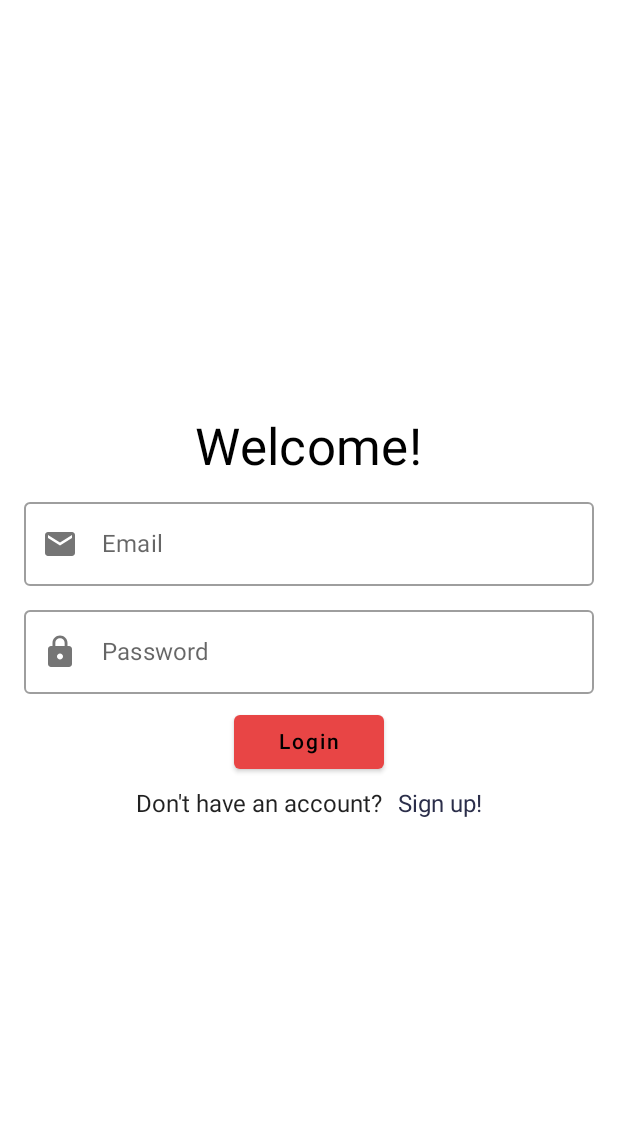
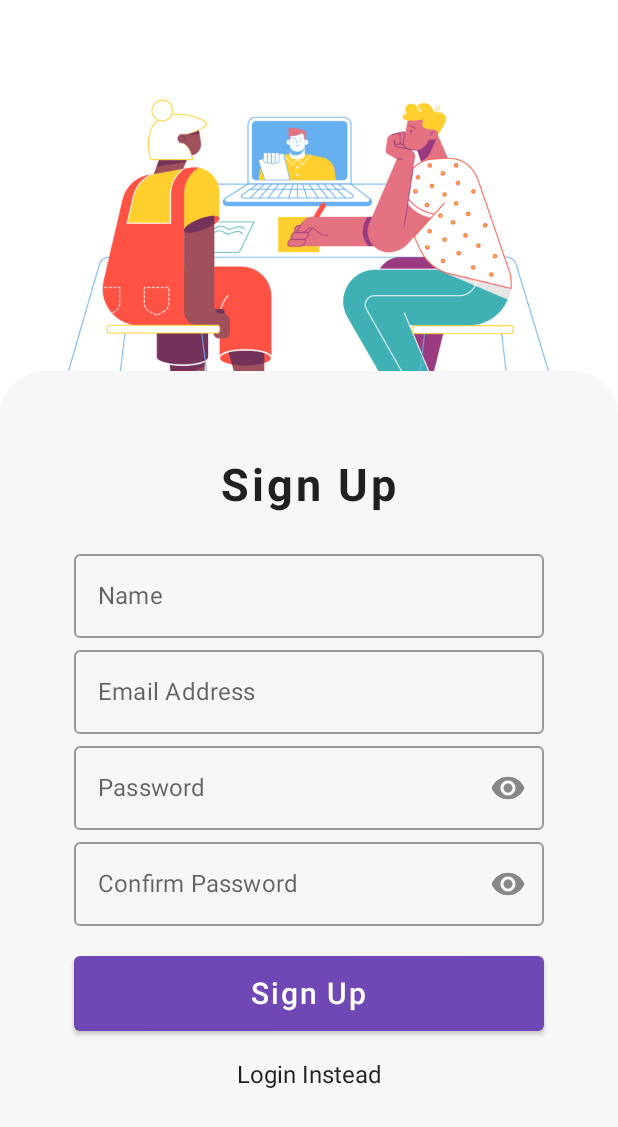
Before and after one commit to MohammedHsin/Supabase_Exploring, an Android app built with Jetpack Compose: the screen it shows after launch (MainActivity), on a phone screen of 412 x 824 dp. Shown: the top 1127 px of the screen. Run offline under Robolectric (Android 15) with nearby library versions, the phone set to English and light mode, and no system bars; our stand-ins replace Dagger/Hilt's generated code; libraries missing offline, so code that uses them is left out: io.github.jan.supabase.

Commit message:
updated the sign up screen

```diff
--- a/app/src/main/java/com/example/supabaseexploring/presentation/login/LoginState.kt
+++ /dev/null
@@ -1,10 +0,0 @@
-package com.example.supabaseexploring.presentation.login
-
-import kotlinx.coroutines.flow.MutableStateFlow
-
-data class LoginState(
-    val username : String = "",
-    val password : String = "",
-    val email : String = "",
-    val login :Boolean = true
-)
--- a/app/src/main/java/com/example/supabaseexploring/presentation/login/login.kt
+++ /dev/null
@@ -1,173 +0,0 @@
-package com.example.supabaseexploring.presentation.login
-
-import android.util.Log
-import androidx.compose.animation.AnimatedVisibility
-import androidx.compose.foundation.clickable
-import androidx.compose.foundation.layout.*
-import androidx.compose.foundation.text.KeyboardOptions
-import androidx.compose.material.*
-import androidx.compose.material.icons.Icons
-import androidx.compose.material.icons.filled.Email
-import androidx.compose.material.icons.filled.Home
-import androidx.compose.material.icons.filled.Lock
-import androidx.compose.material.icons.filled.Person
-import androidx.compose.runtime.*
-import androidx.compose.ui.Alignment
-import androidx.compose.ui.Modifier
-import androidx.compose.ui.text.TextStyle
-import androidx.compose.ui.text.font.FontWeight
-import androidx.compose.ui.text.input.KeyboardType
-import androidx.compose.ui.text.input.PasswordVisualTransformation
-import androidx.compose.ui.tooling.preview.Preview
-import androidx.compose.ui.unit.dp
-import androidx.compose.ui.unit.sp
-import androidx.hilt.navigation.compose.hiltViewModel
-import com.example.supabaseexploring.ui.theme.SupabaseExploringTheme
-import kotlinx.coroutines.flow.MutableStateFlow
-
-@Composable
-fun Login(viewModel: LoginViewModel = hiltViewModel()) {
-
-
-    val loginUIState by viewModel.LoginUIState.collectAsState()
-    val loginState by viewModel.loginState.collectAsState()
-
-
-
-
-    LaunchedEffect(key1 = loginUIState) {
-        when (loginUIState) {
-
-            is UIState.Idle ->{
-                Log.d("hello", "nothing ..")
-            }
-
-            is UIState.Success -> {
-                Log.d("hello", "you sign up !")
-            }
-            is UIState.Loading ->{
-                Log.d("hello", "Loading ...")
-            }
-            is UIState.Error ->{
-                Log.d("hello", (loginUIState as UIState.Error).message.toString())
-            }
-        }
-    }
-
-    MaterialTheme() {
-
-// Use a scaffold to provide a structure for the screen
-        Scaffold(
-            content = {
-                // Use a box to fill the entire screen
-                Box(
-                    modifier = Modifier
-                        .fillMaxSize()
-                        .padding(it)
-                ) {
-                    // Use a column to arrange the content vertically
-                    Column(
-                        modifier = Modifier
-                            .align(Alignment.Center) // Center the column in the box
-                            .padding(16.dp), // Add some padding around the column
-                        horizontalAlignment = Alignment.CenterHorizontally, // Center the items horizontally
-                        verticalArrangement = Arrangement.spacedBy(8.dp) // Add some vertical spacing between the items
-                    ) {
-                        // Add a welcome text
-                        Text(
-                            text = "Welcome!",
-                            style = MaterialTheme.typography.h4,
-                            color = MaterialTheme.colors.onBackground
-                        )
-                        // Add a text field for the username
-                        OutlinedTextField(
-                            value = loginState.email, // TODO: use a state variable to store and update the value
-                            onValueChange = { viewModel.onEmailChange(it) }, // TODO: use a lambda to update the value
-                            label = { Text(text = "Email") }, // Add a label for the text field
-                            singleLine = true, // Limit the input to one line
-                            modifier = Modifier.fillMaxWidth(), // Make the text field fill the available width
-                            leadingIcon = {
-                                Icon(
-                                    imageVector = Icons.Default.Email,
-                                    contentDescription = ""
-                                )
-                            }
-                        )
-
-
-
-                        AnimatedVisibility(visible = !loginState.login) {
-                            OutlinedTextField(
-                                value = loginState.username, // TODO: use a state variable to store and update the value
-                                onValueChange = { viewModel.onUsernameChange(it) }, // TODO: use a lambda to update the value
-                                label = { Text(text = "Username") }, // Add a label for the text field
-                                singleLine = true, // Limit the input to one line
-                                modifier = Modifier.fillMaxWidth(),
-                                keyboardOptions = KeyboardOptions(keyboardType = KeyboardType.Email),
-                                leadingIcon = {
-                                    Icon(
-                                        imageVector = Icons.Default.Person,
-                                        contentDescription = ""
-                                    )
-                                }
-                            )
-                        }
-
-
-                        // Add a text field for the password
-                        OutlinedTextField(
-                            value = loginState.password, // TODO: use a state variable to store and update the value
-                            onValueChange = { viewModel.onPasswordChange(it) }, // TODO: use a lambda to update the value
-                            label = { Text(text = "Password") }, // Add a label for the text field
-                            singleLine = true, // Limit the input to one line
-                            modifier = Modifier.fillMaxWidth(), // Make the text field fill the available width
-                            visualTransformation = PasswordVisualTransformation(), // Hide the password characters
-                            keyboardOptions = KeyboardOptions(keyboardType = KeyboardType.Password), // Use a password keyboard type
-                            leadingIcon = {
-                                Icon(
-                                    imageVector = Icons.Default.Lock,
-                                    contentDescription = ""
-                                )
-                            }
-                        )
-                        // Add a button for login
-                        Button(
-                            onClick = {
-                                if (loginState.login) {
-                                    viewModel.performLogin(loginState.email, loginState.password)
-                                } else {
-                                    viewModel.performSignUp(
-                                        loginState.email,
-                                        loginState.username,
-                                        loginState.password
-                                    )
-                                }
-                            }, // TODO: use a lambda to handle the login logic
-                            colors = ButtonDefaults.buttonColors(backgroundColor = MaterialTheme.colors.primary), // Use the secondary color for the button background
-                            modifier = Modifier.width(100.dp) // Make the button fill the available width
-                        ) {
-                            Text(
-                                text = if (loginState.login) "Login" else "Sign up",
-                                color = MaterialTheme.colors.onSecondary // Use the onSecondary color for the button text
-                            )
-                        }
-                        Row() {
-                            Text(
-                                modifier = Modifier,
-                                text = if (loginState.login) "Don't have an account?" else "Already have an account?"
-                            )
-                            Spacer(modifier = Modifier.width(10.dp))
-                            Text(
-                                text = if (loginState.login) "Sign up!" else "Log in!",
-                                color = MaterialTheme.colors.secondary,
-                                modifier = Modifier.clickable {
-                                    viewModel.onLoginChange()
-                                })
-                        }
-                    }
-                }
-            }
-        )
-    }
-
-}
--- a/app/src/main/java/com/example/supabaseexploring/presentation/login/Screen.kt
+++ b/app/src/main/java/com/example/supabaseexploring/presentation/signup/Screen.kt
@@ -1,4 +1,4 @@
-package com.example.supabaseexploring.presentation.login
+package com.example.supabaseexploring.presentation.signup
 
 sealed class Screen{
     object Login : Screen()
--- /dev/null
+++ b/app/src/main/java/com/example/supabaseexploring/presentation/signup/SignUpSceen.kt
@@ -0,0 +1,189 @@
+package com.example.supabaseexploring.presentation.newLogin
+
+
+import android.util.Log
+import androidx.compose.foundation.*
+import com.example.supabaseexploring.R
+import androidx.compose.foundation.layout.*
+import androidx.compose.foundation.shape.RoundedCornerShape
+import androidx.compose.material.*
+import androidx.compose.runtime.*
+import androidx.compose.ui.Alignment
+import androidx.compose.ui.Modifier
+import androidx.compose.ui.draw.clip
+import androidx.compose.ui.graphics.Color
+import androidx.compose.ui.res.painterResource
+import androidx.compose.ui.text.TextStyle
+import androidx.compose.ui.text.font.FontWeight
+import androidx.compose.ui.text.input.PasswordVisualTransformation
+import androidx.compose.ui.text.input.VisualTransformation
+import androidx.compose.ui.unit.dp
+import androidx.compose.ui.unit.sp
+import androidx.hilt.navigation.compose.hiltViewModel
+import com.example.supabaseexploring.presentation.signup.SignupViewModel
+import com.example.supabaseexploring.presentation.signup.UIState
+import com.example.supabaseexploring.ui.theme.primaryColor
+import com.example.supabaseexploring.ui.theme.whiteBackground
+
+@Composable
+fun RegisterPage(
+//    navController: NavController
+viewModel: SignupViewModel = hiltViewModel()
+) {
+
+    val loginState by viewModel.loginState.collectAsState()
+    val loginUIState by viewModel.LoginUIState.collectAsState()
+
+    LaunchedEffect(key1 = loginUIState) {
+        when (loginUIState) {
+
+            is UIState.Idle ->{
+                Log.d("hello", "nothing ..")
+            }
+
+            is UIState.Success -> {
+                Log.d("hello", "you sign up !")
+            }
+            is UIState.Loading ->{
+                Log.d("hello", "Loading ...")
+            }
+            is UIState.Error ->{
+                Log.d("hello", (loginUIState as UIState.Error).message.toString())
+            }
+        }
+    }
+
+    val image = painterResource(id = R.drawable.register_page)
+
+    val nameValue = remember { mutableStateOf("") }
+//    val emailValue = remember { mutableStateOf("") }
+    val phoneValue = remember { mutableStateOf("") }
+//    val passwordValue = remember { mutableStateOf("") }
+    val confirmPasswordValue = remember { mutableStateOf("") }
+
+    val passwordVisibility = remember { mutableStateOf(false) }
+    val confirmPasswordVisibility = remember { mutableStateOf(false) }
+
+
+    Box(modifier = Modifier.fillMaxSize(), contentAlignment = Alignment.BottomCenter) {
+        Box(
+            modifier = Modifier
+                .fillMaxSize()
+                .background(Color.White),
+            contentAlignment = Alignment.TopCenter
+        ) {
+            Image(painter = image, contentDescription = "")
+        }
+
+
+        Column(
+            modifier = Modifier
+                .fillMaxWidth()
+                .fillMaxHeight(0.70f)
+                .clip(RoundedCornerShape(topEnd = 30.dp, topStart = 30.dp))
+                .background(whiteBackground)
+                .padding(10.dp)
+                .verticalScroll(rememberScrollState()),
+            horizontalAlignment = Alignment.CenterHorizontally,
+            verticalArrangement = Arrangement.Center
+        ) {
+
+                Text(
+                    text = "Sign Up", fontSize = 30.sp,
+                    style = TextStyle(
+                        fontWeight = FontWeight.Bold,
+                        letterSpacing = 2.sp
+                    )
+                )
+                Spacer(modifier = Modifier.padding(10.dp))
+                Column(horizontalAlignment = Alignment.CenterHorizontally) {
+                    OutlinedTextField(
+                        value = nameValue.value,
+                        onValueChange = { nameValue.value = it },
+                        label = { Text(text = "Name") },
+                        placeholder = { Text(text = "Name") },
+                        singleLine = true,
+                        modifier = Modifier.fillMaxWidth(0.8f)
+                    )
+
+                    OutlinedTextField(
+                        value = loginState.email,
+                        onValueChange = {viewModel.onEmailChange(it)},
+                        label = { Text(text = "Email Address") },
+                        placeholder = { Text(text = "Email Address") },
+                        singleLine = true,
+                        modifier = Modifier.fillMaxWidth(0.8f)
+                    )
+
+
+
+                    OutlinedTextField(
+                        value = loginState.password,
+                        onValueChange = { viewModel.onPasswordChange(it) },
+                        label = { Text(text = "Password") },
+                        placeholder = { Text(text = "Password") },
+                        singleLine = true,
+                        modifier = Modifier.fillMaxWidth(0.8f),
+                        trailingIcon = {
+                            IconButton(onClick = {
+                                passwordVisibility.value = !passwordVisibility.value
+                            }) {
+//
+
+                                Icon(painter = painterResource(id =R.drawable.password_eye), contentDescription = "",
+                                tint =if (passwordVisibility.value) primaryColor else Color.Gray )
+                            }
+                        },
+                        visualTransformation = if (passwordVisibility.value) VisualTransformation.None
+                        else PasswordVisualTransformation()
+                    )
+
+                    OutlinedTextField(
+                        value = confirmPasswordValue.value,
+                        onValueChange = { confirmPasswordValue.value = it },
+                        label = { Text(text = "Confirm Password") },
+                        placeholder = { Text(text = "Confirm Password") },
+                        singleLine = true,
+                        modifier = Modifier.fillMaxWidth(0.8f),
+                        trailingIcon = {
+                            IconButton(onClick = {
+                                confirmPasswordVisibility.value = !confirmPasswordVisibility.value
+                            }) {
+                                Icon(
+                                    painter = painterResource(id = R.drawable.password_eye),
+                                    contentDescription = "",
+                                    tint = if (confirmPasswordVisibility.value) primaryColor else Color.Gray
+                                )
+                            }
+                        },
+                        visualTransformation = if (confirmPasswordVisibility.value) VisualTransformation.None
+                        else PasswordVisualTransformation()
+                    )
+                    Spacer(modifier = Modifier.padding(10.dp))
+                    Button(onClick = {
+                                     viewModel.performSignUp(loginState.email,
+                                     loginState.username,
+                                     loginState.password)
+                    }, modifier = Modifier
+                        .fillMaxWidth(0.8f)
+                        .height(50.dp)) {
+                        Text(text = "Sign Up", fontSize = 20.sp)
+                    }
+                    Spacer(modifier = Modifier.padding(10.dp))
+                    Text(
+                        text = "Login Instead",
+                        modifier = Modifier.clickable(onClick = {
+//                            navController.navigate("login_page"){
+//                                popUpTo = navController.graph.startDestination
+//                                launchSingleTop = true
+//                            }
+                        }
+                        )
+                    )
+                    Spacer(modifier = Modifier.padding(20.dp))
+
+                }
+
+            }
+        }
+    }
--- /dev/null
+++ b/app/src/main/java/com/example/supabaseexploring/presentation/signup/SignupState.kt
@@ -0,0 +1,8 @@
+package com.example.supabaseexploring.presentation.signup
+
+data class SignupState(
+    val username : String = "",
+    val password : String = "",
+    val email : String = "",
+    val login :Boolean = true
+)
--- a/app/src/main/java/com/example/supabaseexploring/presentation/login/LoginViewModel.kt
+++ b/app/src/main/java/com/example/supabaseexploring/presentation/signup/SignupViewModel.kt
@@ -1,30 +1,22 @@
-package com.example.supabaseexploring.presentation.login
+package com.example.supabaseexploring.presentation.signup
 
-import android.util.Log
 import androidx.lifecycle.ViewModel
 import androidx.lifecycle.viewModelScope
 import com.example.supabaseexploring.common.Resource
-import com.example.supabaseexploring.data.remote.Signup
 import com.example.supabaseexploring.data.repository.SignupRepo
-import com.example.supabaseexploring.di.GoTrueSupabaseClient
-import com.example.supabaseexploring.presentation.login.UIState
 import dagger.hilt.android.lifecycle.HiltViewModel
-import io.github.jan.supabase.SupabaseClient
-import io.github.jan.supabase.gotrue.gotrue
-import io.github.jan.supabase.gotrue.providers.builtin.Email
 import kotlinx.coroutines.flow.*
-import kotlinx.coroutines.launch
 import javax.inject.Inject
 
 @HiltViewModel
-class LoginViewModel @Inject constructor(
+class SignupViewModel @Inject constructor(
     private val signupRepo: SignupRepo
 ) : ViewModel(){
     private val _LoginUIState = MutableStateFlow<UIState>(UIState.Idle)
     val LoginUIState = _LoginUIState.asStateFlow()
 
 
-    private val _loginState = MutableStateFlow<LoginState>(LoginState())
+    private val _loginState = MutableStateFlow<SignupState>(SignupState())
     val loginState = _loginState.asStateFlow()
 
 
--- a/app/src/main/java/com/example/supabaseexploring/presentation/login/UIState.kt
+++ b/app/src/main/java/com/example/supabaseexploring/presentation/signup/UIState.kt
@@ -1,4 +1,4 @@
-package com.example.supabaseexploring.presentation.login
+package com.example.supabaseexploring.presentation.signup
 
 sealed class UIState {
     object Idle : UIState()
--- a/app/src/main/java/com/example/supabaseexploring/ui/MainActivity.kt
+++ b/app/src/main/java/com/example/supabaseexploring/ui/MainActivity.kt
@@ -1,24 +1,15 @@
 package com.example.supabaseexploring.ui
 
 import android.os.Bundle
-import android.util.Log
 import androidx.activity.ComponentActivity
 import androidx.activity.compose.setContent
 import androidx.compose.foundation.layout.fillMaxSize
 import androidx.compose.material.MaterialTheme
 import androidx.compose.material.Surface
 import androidx.compose.ui.Modifier
-import androidx.lifecycle.lifecycleScope
-import com.example.supabaseexploring.data.model.User
-import com.example.supabaseexploring.di.PostgrestSupabaseClient
-import com.example.supabaseexploring.presentation.login.Login
-import com.example.supabaseexploring.presentation.login.Screen
+import com.example.supabaseexploring.presentation.newLogin.RegisterPage
 import com.example.supabaseexploring.ui.theme.SupabaseExploringTheme
 import dagger.hilt.android.AndroidEntryPoint
-import io.github.jan.supabase.SupabaseClient
-import io.github.jan.supabase.postgrest.postgrest
-import kotlinx.coroutines.launch
-import javax.inject.Inject
 
 @AndroidEntryPoint
 class MainActivity : ComponentActivity() {
@@ -35,7 +26,7 @@ class MainActivity : ComponentActivity() {
                     color = MaterialTheme.colors.background
                 ) {
 
-                    Login()
+                    RegisterPage()
                 }
             }
         }
--- a/app/src/main/java/com/example/supabaseexploring/ui/theme/Color.kt
+++ b/app/src/main/java/com/example/supabaseexploring/ui/theme/Color.kt
@@ -2,10 +2,14 @@ package com.example.supabaseexploring.ui.theme
 
 import androidx.compose.ui.graphics.Color
 
-val Purple200 = Color(0xFFBB86FC)
-val Purple500 = Color(0xFF6200EE)
-val Purple700 = Color(0xFF3700B3)
-val Teal200 = Color(0xFF03DAC5)
+val purple200 = Color(0xFFBB86FC)
+val purple500 = Color(0xFF6200EE)
+val purple700 = Color(0xFF3700B3)
+val teal200 = Color(0xFF03DAC5)
 
 val Red = Color(0xffe84545)
 val CharcoalGray = Color(0xff2b2e4a)
+
+
+val primaryColor = Color(0xFF7048B6)
+val whiteBackground = Color(0xFFF7F7F7)
--- a/app/src/main/java/com/example/supabaseexploring/ui/theme/Theme.kt
+++ b/app/src/main/java/com/example/supabaseexploring/ui/theme/Theme.kt
@@ -7,16 +7,23 @@ import androidx.compose.material.lightColors
 import androidx.compose.runtime.Composable
 import androidx.compose.ui.graphics.Color.Companion.Red
 
+
+
+
+
+
+
 private val DarkColorPalette = darkColors(
-    primary = Purple200,
-    primaryVariant = Purple700,
-    secondary = Teal200
+        primary = primaryColor,
+        primaryVariant = purple700,
+        secondary = teal200
+
 )
 
 private val LightColorPalette = lightColors(
-    primary = com.example.supabaseexploring.ui.theme.Red,
-    secondary = CharcoalGray,
-    primaryVariant = Teal200
+    primary = primaryColor,
+    primaryVariant = purple700,
+    secondary = teal200
 
     /* Other default colors to override
     background = Color.White,
--- /dev/null
+++ b/app/src/main/res/drawable/password_eye.xml
@@ -0,0 +1,10 @@
+<vector xmlns:android="http://schemas.android.com/apk/res/android"
+    android:width="24dp"
+    android:height="24dp"
+    android:viewportWidth="24"
+    android:viewportHeight="24"
+    android:tint="?attr/fontWeight">
+  <path
+      android:fillColor="@android:color/white"
+      android:pathData="M12,4.5C7,4.5 2.73,7.61 1,12c1.73,4.39 6,7.5 11,7.5s9.27,-3.11 11,-7.5c-1.73,-4.39 -6,-7.5 -11,-7.5zM12,17c-2.76,0 -5,-2.24 -5,-5s2.24,-5 5,-5 5,2.24 5,5 -2.24,5 -5,5zM12,9c-1.66,0 -3,1.34 -3,3s1.34,3 3,3 3,-1.34 3,-3 -1.34,-3 -3,-3z"/>
+</vector>
```
Also changed, not shown: app/src/main/java/com/example/supabaseexploring/presentation/login/LoginScreen.kt (deleted, +0 -13 lines), app/src/main/res/drawable/login_image.jpg (added), app/src/main/res/drawable/register_page.png (added).
